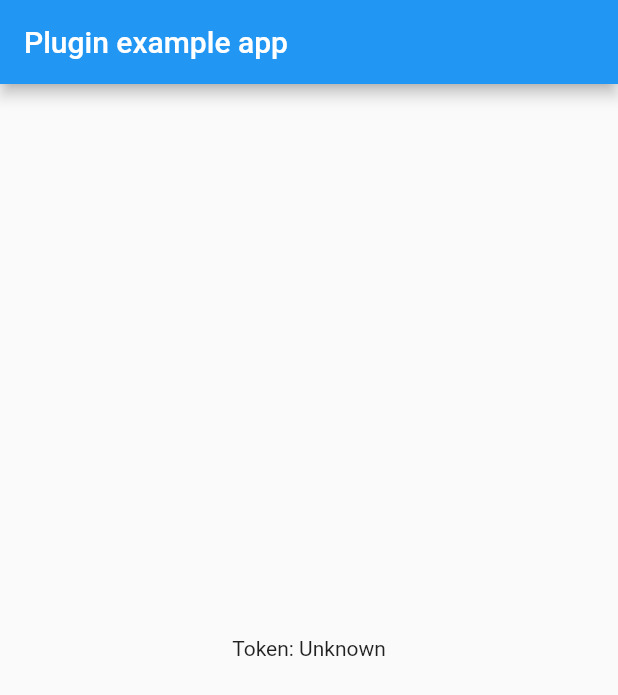
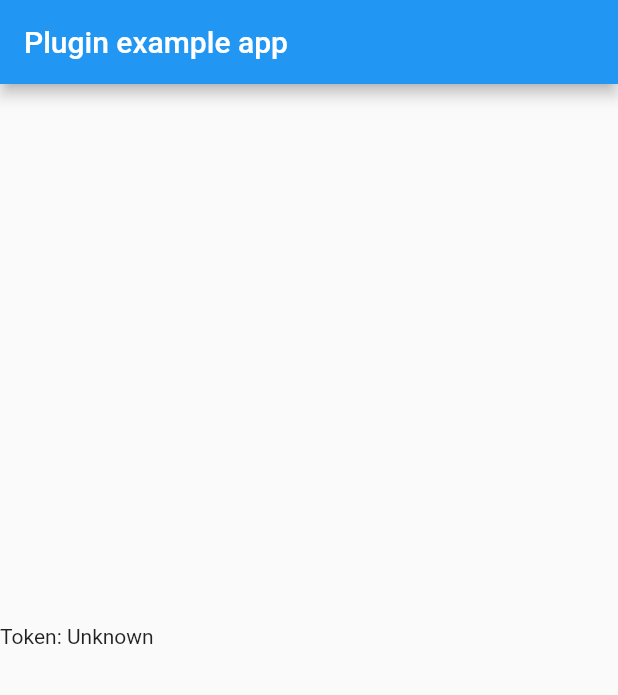
Before and after one commit to mtaliaf/stripe_flutter, a Flutter app: the screen it shows after launch, on a phone screen of 412 x 824 dp. Shown: the top 695 px of the screen. Run offline on Flutter 3.47's test engine with Material 2 defaults, Android fonts, the phone set to English and light mode, and no system bars.

Commit message:
update example and and things for publishing

```diff
--- a/example/lib/main.dart
+++ b/example/lib/main.dart
@@ -11,6 +11,7 @@ class MyApp extends StatefulWidget {
 
 class _MyAppState extends State<MyApp> {
   String _cardToken = 'Unknown';
+  String _error = '';
 
   @override
   initState() {
@@ -21,39 +22,46 @@ class _MyAppState extends State<MyApp> {
   // Platform messages are asynchronous, so we initialize in an async method.
   initPlatformState() async {
     String cardToken;
+    String error;
     // Platform messages may fail, so we use a try/catch PlatformException.
     try {
       cardToken = await StripeFlutter.getCardToken(
-        cardNumber: '4242424242424242',
-        cardExpMonth: 11,
-        cardExpYear: 2020,
-        cardCVC: '123',
-        publishableKey: 'pk_test_9yIYOGqsG8XdzsRUlaKnqkdJ'
-      );
-    } on PlatformException catch(e) {
-      cardToken = e.toString();
+          cardNumber: '4242424242424242',
+          cardExpMonth: 11,
+          cardExpYear: 2020,
+          cardCVC: '123',
+          publishableKey: 'pk_test_9yIYOGqsG8XdzsRUlaKnqkdJ');
+    } on PlatformException catch (e) {
+      error = e.code;
     }
 
     // If the widget was removed from the tree while the asynchronous platform
     // message was in flight, we want to discard the reply rather than calling
     // setState to update our non-existent appearance.
-    if (!mounted)
-      return;
+    if (!mounted) return;
 
     setState(() {
-      _cardToken = cardToken;
+      _cardToken = cardToken != null ? cardToken : 'Unknown';
+      _error = error != null ? error : '';
     });
   }
 
   @override
   Widget build(BuildContext context) {
-    return new MaterialApp(
-      home: new Scaffold(
-        appBar: new AppBar(
-          title: new Text('Plugin example app'),
+    return MaterialApp(
+      home: Scaffold(
+        appBar: AppBar(
+          title: Text('Plugin example app'),
         ),
-        body: new Center(
-          child: new Text('Token: $_cardToken\n'),
+        body: Column(
+          children: [
+            Text('Token: $_cardToken\n'),
+            Text(
+              _error,
+              style: TextStyle(color: Colors.red),
+            )
+          ],
+          mainAxisAlignment: MainAxisAlignment.center,
         ),
       ),
     );
```
Also changed, not shown: pubspec.yaml (+6 -33 lines), 1 other file.
